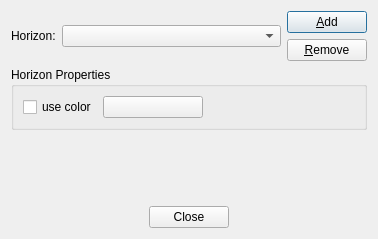
This is Viewer3D/edithorizonsdialog.ui in fsoos74/su as Qt 5 draws it before an edit. The edited form follows.
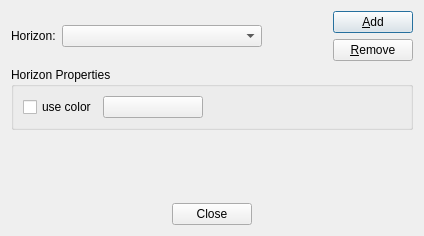
This is the edited form. Custom widgets are drawn as their Qt base class.

```diff
--- a/Viewer3D/edithorizonsdialog.ui
+++ b/Viewer3D/edithorizonsdialog.ui
@@ -6,8 +6,8 @@
    <rect>
     <x>0</x>
     <y>0</y>
-    <width>378</width>
-    <height>239</height>
+    <width>424</width>
+    <height>236</height>
    </rect>
   </property>
   <property name="windowTitle">
@@ -43,6 +43,19 @@
        </item>
       </layout>
      </item>
+     <item>
+      <spacer name="horizontalSpacer_4">
+       <property name="orientation">
+        <enum>Qt::Horizontal</enum>
+       </property>
+       <property name="sizeHint" stdset="0">
+        <size>
+         <width>40</width>
+         <height>20</height>
+        </size>
+       </property>
+      </spacer>
+     </item>
      <item>
       <layout class="QVBoxLayout" name="verticalLayout">
        <item>
```
